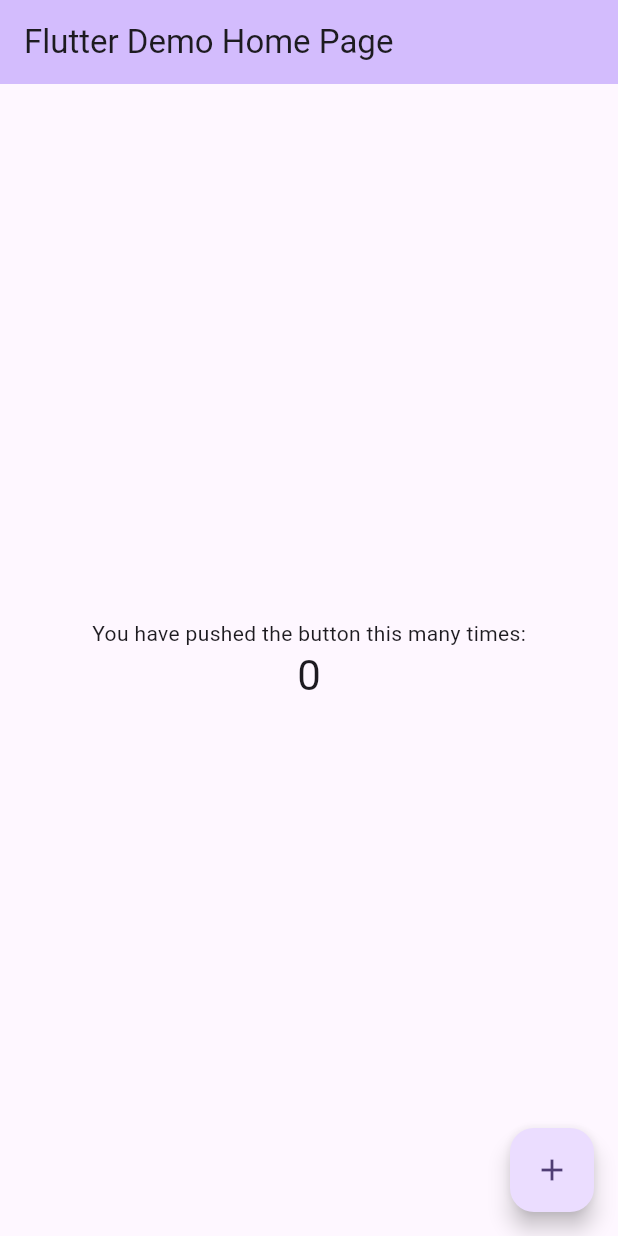
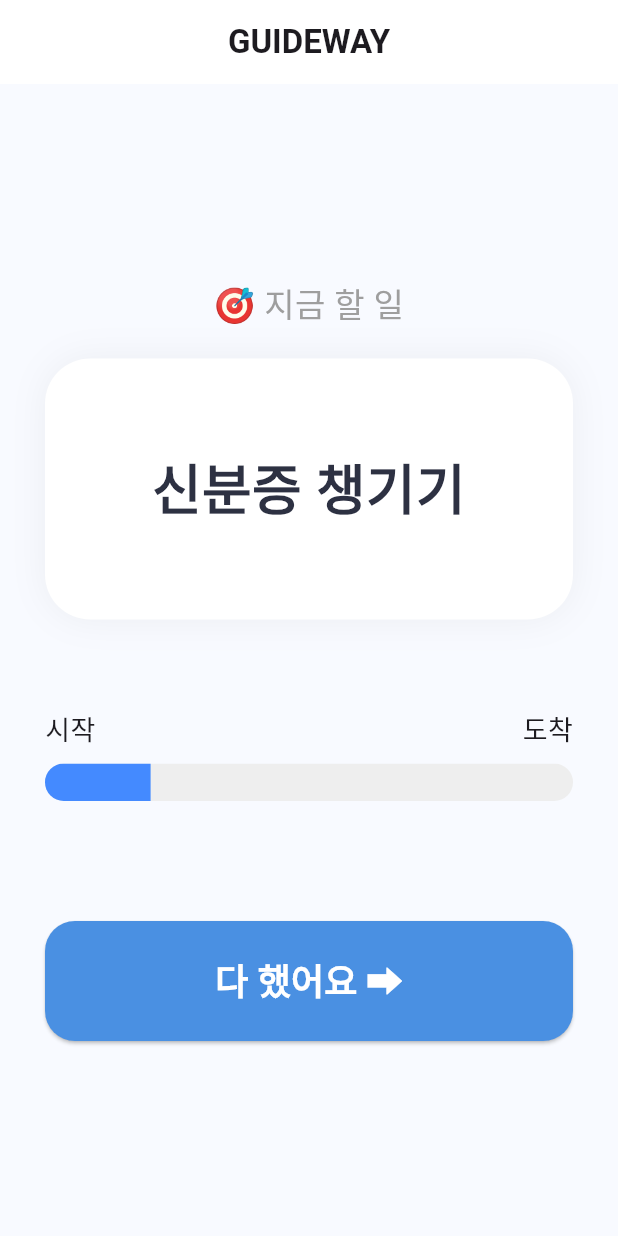
Before and after one commit to gongo1795/guideway_beta, a Flutter app: the screen it shows after launch, on a phone screen of 412 x 824 dp. Run offline on Flutter 3.47's test engine with Material 3 defaults, Android fonts, the phone set to English and light mode, and no system bars.

Commit message:
main update

```diff
--- a/lib/main.dart
+++ b/lib/main.dart
@@ -1,122 +1,167 @@
 import 'package:flutter/material.dart';
 
 void main() {
-  runApp(const MyApp());
+  runApp(const GuideWayApp());
 }
 
-class MyApp extends StatelessWidget {
-  const MyApp({super.key});
+class GuideWayApp extends StatelessWidget {
+  const GuideWayApp({super.key});
 
-  // This widget is the root of your application.
   @override
   Widget build(BuildContext context) {
     return MaterialApp(
-      title: 'Flutter Demo',
-      theme: ThemeData(
-        // This is the theme of your application.
-        //
-        // TRY THIS: Try running your application with "flutter run". You'll see
-        // the application has a purple toolbar. Then, without quitting the app,
-        // try changing the seedColor in the colorScheme below to Colors.green
-        // and then invoke "hot reload" (save your changes or press the "hot
-        // reload" button in a Flutter-supported IDE, or press "r" if you used
-        // the command line to start the app).
-        //
-        // Notice that the counter didn't reset back to zero; the application
-        // state is not lost during the reload. To reset the state, use hot
-        // restart instead.
-        //
-        // This works for code too, not just values: Most code changes can be
-        // tested with just a hot reload.
-        colorScheme: .fromSeed(seedColor: Colors.deepPurple),
-      ),
-      home: const MyHomePage(title: 'Flutter Demo Home Page'),
+      debugShowCheckedModeBanner: false, // 오른쪽 위 디버그 띠 숨기기
+      theme: ThemeData(primarySwatch: Colors.blue, useMaterial3: true),
+      home: const OneStepViewScreen(),
     );
   }
 }
 
-class MyHomePage extends StatefulWidget {
-  const MyHomePage({super.key, required this.title});
-
-  // This widget is the home page of your application. It is stateful, meaning
-  // that it has a State object (defined below) that contains fields that affect
-  // how it looks.
-
-  // This class is the configuration for the state. It holds the values (in this
-  // case the title) provided by the parent (in this case the App widget) and
-  // used by the build method of the State. Fields in a Widget subclass are
-  // always marked "final".
-
-  final String title;
+class OneStepViewScreen extends StatefulWidget {
+  const OneStepViewScreen({super.key});
 
   @override
-  State<MyHomePage> createState() => _MyHomePageState();
+  State<OneStepViewScreen> createState() => _OneStepViewScreenState();
 }
 
-class _MyHomePageState extends State<MyHomePage> {
-  int _counter = 0;
+class _OneStepViewScreenState extends State<OneStepViewScreen> {
+  // AI가 분할해준 시나리오 (데이터)
+  final List<String> _tasks = [
+    "신분증 챙기기",
+    "집 앞 버스 정류장 가기",
+    "700번 버스 타기",
+    "시청역에서 내리기",
+    "은행 번호표 뽑기",
+  ];
+  int _currentIndex = 0; // 현재 몇 번째 단계인지
 
-  void _incrementCounter() {
+  void _nextStep() {
     setState(() {
-      // This call to setState tells the Flutter framework that something has
-      // changed in this State, which causes it to rerun the build method below
-      // so that the display can reflect the updated values. If we changed
-      // _counter without calling setState(), then the build method would not be
-      // called again, and so nothing would appear to happen.
-      _counter++;
+      if (_currentIndex < _tasks.length - 1) {
+        _currentIndex++;
+      } else {
+        // 모든 단계 완료 시 알림
+        _showCompleteDialog();
+      }
     });
+  }
+
+  void _showCompleteDialog() {
+    showDialog(
+      context: context,
+      builder: (context) => AlertDialog(
+        title: const Text("참 잘했어요! 🎉", textAlign: TextAlign.center),
+        content: const Text("모든 일을 안전하게 마쳤습니다."),
+        actions: [
+          TextButton(
+            onPressed: () {
+              Navigator.pop(context);
+              setState(() => _currentIndex = 0); // 처음으로 리셋
+            },
+            child: const Text("확인", style: TextStyle(fontSize: 20)),
+          ),
+        ],
+      ),
+    );
   }
 
   @override
   Widget build(BuildContext context) {
-    // This method is rerun every time setState is called, for instance as done
-    // by the _incrementCounter method above.
-    //
-    // The Flutter framework has been optimized to make rerunning build methods
-    // fast, so that you can just rebuild anything that needs updating rather
-    // than having to individually change instances of widgets.
+    // 진행률 계산 (0.0 ~ 1.0)
+    double progress = (_currentIndex + 1) / _tasks.length;
+
     return Scaffold(
+      backgroundColor: const Color(0xFFF8FAFF), // 눈이 편안한 연한 하늘색 배경
       appBar: AppBar(
-        // TRY THIS: Try changing the color here to a specific color (to
-        // Colors.amber, perhaps?) and trigger a hot reload to see the AppBar
-        // change color while the other colors stay the same.
-        backgroundColor: Theme.of(context).colorScheme.inversePrimary,
-        // Here we take the value from the MyHomePage object that was created by
-        // the App.build method, and use it to set our appbar title.
-        title: Text(widget.title),
+        title: const Text(
+          "GUIDEWAY",
+          style: TextStyle(fontWeight: FontWeight.bold),
+        ),
+        centerTitle: true,
+        backgroundColor: Colors.white,
+        elevation: 0,
       ),
-      body: Center(
-        // Center is a layout widget. It takes a single child and positions it
-        // in the middle of the parent.
+      body: Padding(
+        padding: const EdgeInsets.all(30.0),
         child: Column(
-          // Column is also a layout widget. It takes a list of children and
-          // arranges them vertically. By default, it sizes itself to fit its
-          // children horizontally, and tries to be as tall as its parent.
-          //
-          // Column has various properties to control how it sizes itself and
-          // how it positions its children. Here we use mainAxisAlignment to
-          // center the children vertically; the main axis here is the vertical
-          // axis because Columns are vertical (the cross axis would be
-          // horizontal).
-          //
-          // TRY THIS: Invoke "debug painting" (choose the "Toggle Debug Paint"
-          // action in the IDE, or press "p" in the console), to see the
-          // wireframe for each widget.
-          mainAxisAlignment: .center,
+          mainAxisAlignment: MainAxisAlignment.center,
           children: [
-            const Text('You have pushed the button this many times:'),
-            Text(
-              '$_counter',
-              style: Theme.of(context).textTheme.headlineMedium,
+            const Text(
+              "🎯 지금 할 일",
+              style: TextStyle(fontSize: 22, color: Colors.grey),
+            ),
+            const SizedBox(height: 20),
+
+            // [One-Step View] 현재 할 일 하나만 강조하는 카드
+            Container(
+              width: double.infinity,
+              padding: const EdgeInsets.symmetric(vertical: 60, horizontal: 20),
+              decoration: BoxDecoration(
+                color: Colors.white,
+                borderRadius: BorderRadius.circular(30),
+                boxShadow: [
+                  BoxShadow(
+                    color: Colors.black.withOpacity(0.05),
+                    blurRadius: 20,
+                  ),
+                ],
+              ),
+              child: Text(
+                _tasks[_currentIndex],
+                textAlign: TextAlign.center,
+                style: const TextStyle(
+                  fontSize: 36,
+                  fontWeight: FontWeight.bold,
+                  color: Color(0xFF2D3142),
+                ),
+              ),
+            ),
+
+            const SizedBox(height: 60),
+
+            // [시각적 타임 바] 현재 진행 상황을 게이지로 표시
+            const Row(
+              mainAxisAlignment: MainAxisAlignment.spaceBetween,
+              children: [
+                Text("시작", style: TextStyle(fontSize: 18)),
+                Text("도착", style: TextStyle(fontSize: 18)),
+              ],
+            ),
+            const SizedBox(height: 10),
+            ClipRRect(
+              borderRadius: BorderRadius.circular(20),
+              child: LinearProgressIndicator(
+                value: progress,
+                minHeight: 25,
+                backgroundColor: Colors.grey[200],
+                color: Colors.blueAccent,
+              ),
+            ),
+
+            const SizedBox(height: 80),
+
+            // [크고 누르기 쉬운 버튼]
+            SizedBox(
+              width: double.infinity,
+              height: 80,
+              child: ElevatedButton(
+                onPressed: _nextStep,
+                style: ElevatedButton.styleFrom(
+                  backgroundColor: const Color(0xFF4A90E2),
+                  foregroundColor: Colors.white,
+                  shape: RoundedRectangleBorder(
+                    borderRadius: BorderRadius.circular(20),
+                  ),
+                ),
+                child: const Text(
+                  "다 했어요 ➡️",
+                  style: TextStyle(fontSize: 24, fontWeight: FontWeight.bold),
+                ),
+              ),
             ),
           ],
         ),
       ),
-      floatingActionButton: FloatingActionButton(
-        onPressed: _incrementCounter,
-        tooltip: 'Increment',
-        child: const Icon(Icons.add),
-      ),
     );
   }
 }
```
